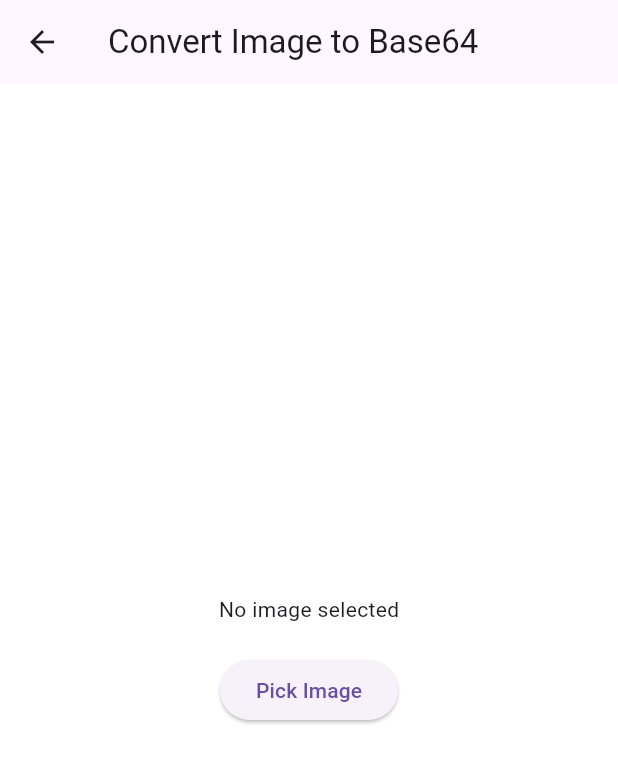
After one commit to ajay-vigoinfotech/vigo-smart-app, a Flutter app: the ImageToBase64 screen opened directly, on a phone screen of 412 x 824 dp. The commit adds this screen. Shown: the top 763 px of the screen. Run offline on Flutter 3.47's test engine with Material 3 defaults, Android fonts, the phone set to English and light mode, and no system bars; our stand-ins replace battery_plus, connectivity_plus, device_info_plus, dio, firebase_core, firebase_crashlytics and 7 more; accounts and stored records are empty.

Commit message:
first commit

```diff
--- a/lib/core/strings/strings.dart
+++ b/lib/core/strings/strings.dart
@@ -8,6 +8,8 @@ class Strings {
   static const String privacyPolicy = "Privacy Policy";
   static const String login = "Login";
   static const String markDuty = "Mark Duty";
+  static const String settings = "Settings";
+
 
   //Map Page Strings
   //static const String markDuty = "Mark Duty";
--- a/lib/core/theme/app_pallete.dart
+++ b/lib/core/theme/app_pallete.dart
@@ -2,7 +2,7 @@ import 'package:flutter/material.dart';
 
 class Pallete {
   static const Color backgroundColor = Color.fromRGBO(255, 255, 255, 1);
-  static const Color btn1 = Colors.orange;
+  static const Color btn1 = Colors.deepOrangeAccent;
   static const Color dark = Colors.black;
 
 
--- a/lib/features/home/widgets/floating_action_btn.dart
+++ b/lib/features/home/widgets/floating_action_btn.dart
@@ -23,7 +23,7 @@ class _FloatingActionBtnState extends State<FloatingActionBtn> {
         overlayStyle: ExpandableFabOverlayStyle(
           color: Colors.white.withOpacity(0.9),
         ),
-        children:  [
+        children: [
           Row(
             children: [
               const Text('WhatsApp'),
@@ -35,7 +35,7 @@ class _FloatingActionBtnState extends State<FloatingActionBtn> {
               ),
             ],
           ),
-           Row(
+          Row(
             children: [
               const Text('Call'),
               const SizedBox(width: 20),
--- a/lib/features/markduty/view/mark_duty_page.dart
+++ b/lib/features/markduty/view/mark_duty_page.dart
@@ -43,6 +43,8 @@ class _MarkDutyState extends State<MarkDutyPage> {
   Widget build(BuildContext context) {
     return Scaffold(
       appBar: AppBar(
+        backgroundColor: Colors.white12,
+        elevation: 5,
         title: const Text('Mark Duty'),
       ),
       body: SingleChildScrollView(
@@ -71,11 +73,11 @@ class _MarkDutyState extends State<MarkDutyPage> {
               mainAxisAlignment: MainAxisAlignment.spaceEvenly,
               children: <Widget>[
                 InOutBtn(
-                  btnText: 'In',
+                  btnText: 'IN',
                   btnColor: Colors.green,
                 ),
                 InOutBtn(
-                  btnText: "Out",
+                  btnText: "OUT",
                   btnColor: Colors.red, // The button will have a red background
                 ),
               ],
--- /dev/null
+++ b/lib/features/markduty/widgets/imgtobase64.dart
@@ -0,0 +1,68 @@
+import 'dart:convert'; // For base64 encoding
+import 'dart:io'; // For File handling
+import 'package:flutter/material.dart';
+import 'package:image_picker/image_picker.dart';
+
+class ImageToBase64 extends StatefulWidget {
+  @override
+  _ImageToBase64State createState() => _ImageToBase64State();
+}
+
+class _ImageToBase64State extends State<ImageToBase64> {
+  File? _image;
+  final ImagePicker _picker = ImagePicker();
+  String? base64Image;
+
+  // Function to pick image
+  Future<void> _pickImage() async {
+    final pickedFile = await _picker.pickImage(source: ImageSource.camera);
+
+    if (pickedFile != null) {
+      setState(() {
+        _image = File(pickedFile.path);
+      });
+
+      // Convert image to base64
+      final bytes = await _image!.readAsBytes();
+      setState(() {
+        base64Image = base64Encode(bytes);
+      });
+
+      print('Base64 String: $base64Image');
+    }
+  }
+
+  @override
+  Widget build(BuildContext context) {
+    return Scaffold(
+      appBar: AppBar(
+        title: Text('Convert Image to Base64'),
+      ),
+      body: Center(
+        child: Column(
+          mainAxisAlignment: MainAxisAlignment.center,
+          children: [
+            _image != null
+                ? Image.file(_image!)
+                : Text('No image selected'),
+            SizedBox(height: 20),
+            ElevatedButton(
+              onPressed: _pickImage,
+              child: Text('Pick Image'),
+            ),
+            base64Image != null
+                ? Padding(
+              padding: const EdgeInsets.all(8.0),
+              child: Text(
+                'Base64 String: $base64Image',
+                overflow: TextOverflow.ellipsis,
+              ),
+            )
+
+                : Container(),
+          ],
+        ),
+      ),
+    );
+  }
+}
--- a/lib/features/markduty/widgets/map_page.dart
+++ b/lib/features/markduty/widgets/map_page.dart
@@ -40,7 +40,6 @@ class _MapPageState extends State<MapPage> {
       _showLocationError("Location permissions are permanently denied.");
       return;
     }
-
     _getCurrentLocation();
   }
 
--- /dev/null
+++ b/lib/testing/bloc/counter_bloc.dart
@@ -0,0 +1,6 @@
+// import 'package:flutter_bloc/flutter_bloc.dart';
+//
+// class CounterBloc extends Bloc {
+//   CounterBloc() : super(0)
+//
+// }
--- /dev/null
+++ b/lib/testing/cubit/counter_cubit.dart
@@ -0,0 +1,15 @@
+import 'package:flutter_bloc/flutter_bloc.dart';
+
+class CounterCubit extends Cubit<int>{
+  CounterCubit() : super(0);
+
+  void increment() {
+    emit(state + 1);
+  }
+
+  void decrement() {
+    if(state == 0) {
+      return;
+    } emit(state - 1);
+  }
+}
--- a/pubspec.yaml
+++ b/pubspec.yaml
@@ -56,6 +56,7 @@ dependencies:
   connectivity_plus: ^6.0.5
   flutter_expandable_fab: ^2.3.0
   firebase_messaging: ^15.1.0
+  provider: ^6.1.2
 
 dev_dependencies:
   flutter_test:
```
Also changed, not shown: lib/features/home/widgets/info_screen.dart (+10 -15 lines), lib/features/home/widgets/setting_page.dart (added, +16 -0 lines), lib/features/markduty/widgets/in_out_btn.dart (+21 -7 lines), lib/main.dart (+11 -7 lines), lib/testing/home_page.dart (added, +41 -0 lines), lib/testing/inc_dec_page.dart (added, +35 -0 lines), pubspec.lock.
